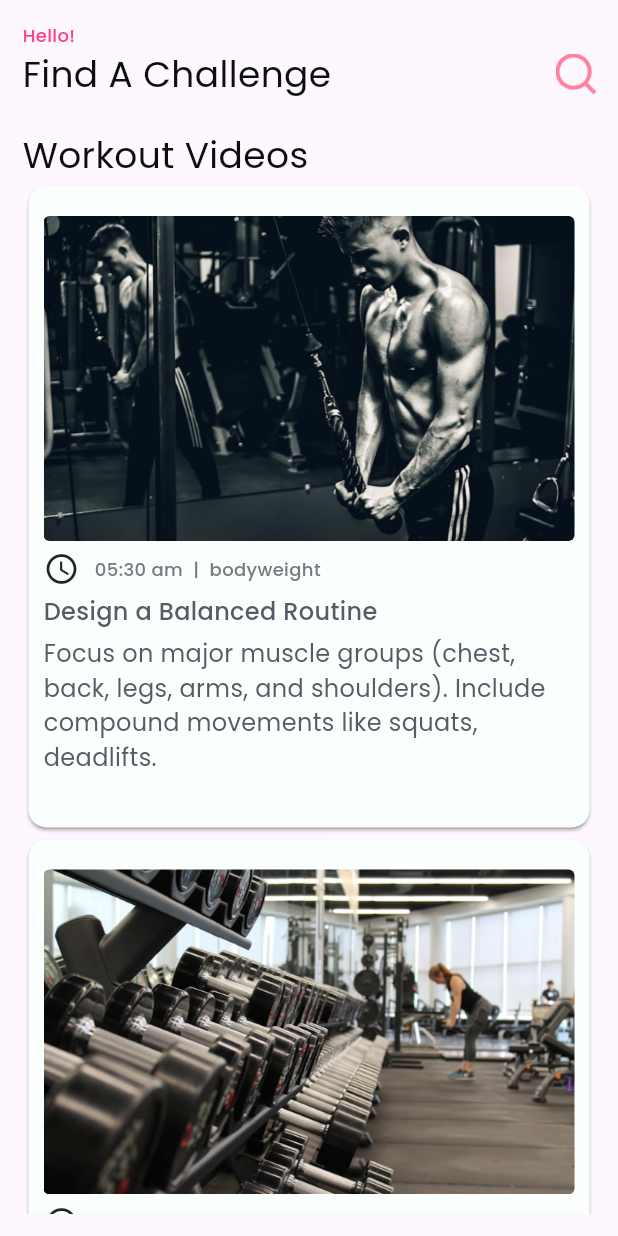
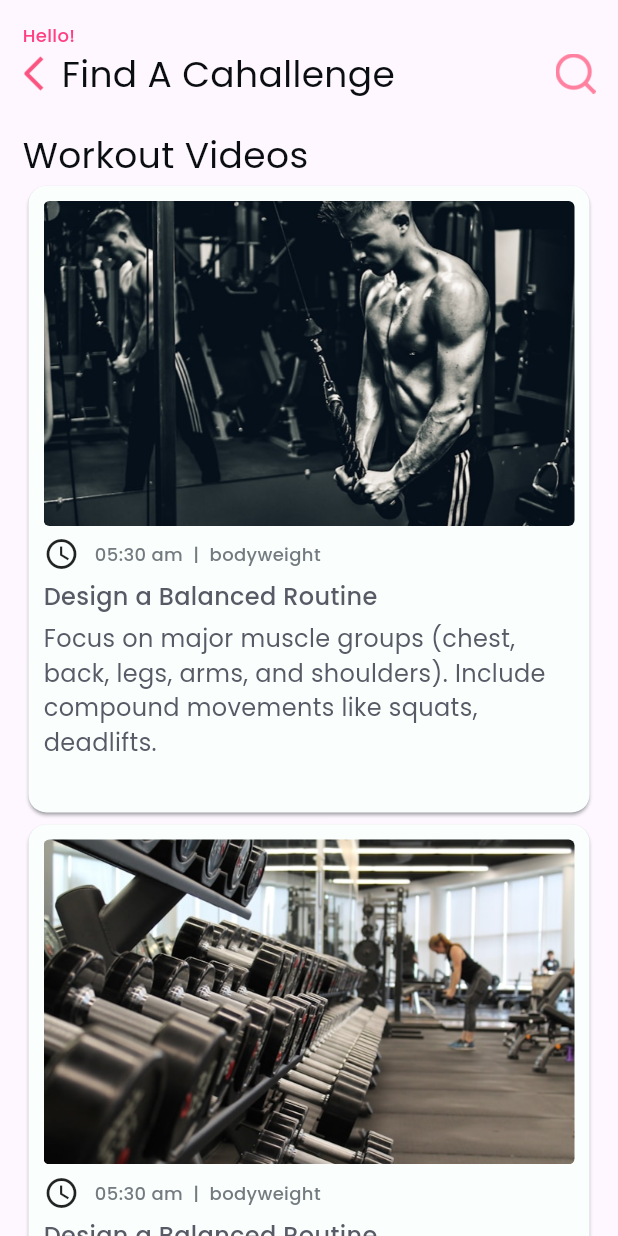
Before and after one commit to Faisal-957/stepexpert, a Flutter app: the WorkoutScreen screen opened directly, on a phone screen of 412 x 824 dp. Run offline on Flutter 3.47's test engine with Material 3 defaults, Android fonts, the phone set to English and light mode, and no system bars; our stand-ins replace firebase_core, flutter_screenutil, get, google_fonts, youtube_player_flutter; accounts and stored records are empty.

Commit message:
edit profile screen

```diff
--- a/lib/main.dart
+++ b/lib/main.dart
@@ -1,7 +1,7 @@
 import 'package:firebase_core/firebase_core.dart';
 import 'package:flutter/material.dart';
 import 'package:get/get.dart';
-import 'package:stepexpert/ui/views/screens/workout_screen/workout_screen.dart';
+import 'package:stepexpert/ui/views/screens/profile_screen/profile_subscreens/edit_profile.dart';
 import 'firebase_options.dart';
 import 'package:flutter_screenutil/flutter_screenutil.dart';
 
@@ -24,7 +24,7 @@ class MyApp extends StatelessWidget {
       ),
       child: GetMaterialApp(
         debugShowCheckedModeBanner: false,
-        home: WorkoutScreen(),
+        home: EditProfileScreen(),
       ),
     );
   }
--- a/lib/ui/views/screens/workout_screen/workout_screen.dart
+++ b/lib/ui/views/screens/workout_screen/workout_screen.dart
@@ -1,5 +1,6 @@
 import 'package:flutter/material.dart';
 import 'package:flutter_screenutil/flutter_screenutil.dart';
+import 'package:get/utils.dart';
 import 'package:provider/provider.dart';
 import 'package:stepexpert/core/constant/colors.dart';
 import 'package:stepexpert/core/constant/string.dart';
@@ -23,8 +24,10 @@ class _WorkoutScreenState extends State<WorkoutScreen> {
         builder: (context, model, child) {
           return SafeArea(
             child: Scaffold(
-              body: Padding(
+              body: SingleChildScrollView(
+                child: Padding(
                   padding: const EdgeInsets.all(15),
+                  child: SingleChildScrollView(
                     child: Column(
                       mainAxisAlignment: MainAxisAlignment.start,
                       crossAxisAlignment: CrossAxisAlignment.start,
@@ -34,24 +37,31 @@ class _WorkoutScreenState extends State<WorkoutScreen> {
                           style: style12.copyWith(color: Colors.pinkAccent),
                         ),
                         Row(
-                      mainAxisAlignment: MainAxisAlignment.spaceBetween,
                           children: [
+                            Image.asset("$iconsAssets/arrowback.png", scale: 3),
+                            10.horizontalSpace,
                             Text(
-                          "Find A Challenge",
+                              "Find A Cahallenge",
                               style: style24.copyWith(
                                 fontWeight: FontWeight.normal,
                               ),
                             ),
-                        Image.asset("$iconsAssets/searchicon.png", scale: 3),
+                            Spacer(),
+                            Image.asset(
+                              "$iconsAssets/searchicon.png",
+                              scale: 3,
+                            ),
                           ],
                         ),
                         20.verticalSpace,
                         Text(
                           "Workout Videos",
-                      style: style24.copyWith(fontWeight: FontWeight.normal),
+                          style: style24.copyWith(
+                            fontWeight: FontWeight.normal,
                           ),
-                    Expanded(
-                      child: ListView.builder(
+                        ),
+                        ListView.builder(
+                          shrinkWrap: true,
                           itemCount: videoList.length,
                           itemBuilder: (context, index) {
                             final video = videoList[index];
@@ -60,8 +70,9 @@ class _WorkoutScreenState extends State<WorkoutScreen> {
                                 Navigator.push(
                                   context,
                                   MaterialPageRoute(
-                                  builder: (context) =>
-                                      DetailVideoPage(videoUrl: video.videoUrl),
+                                    builder: (context) => DetailVideoPage(
+                                      videoUrl: video.videoUrl,
+                                    ),
                                   ),
                                 );
                               },
@@ -75,11 +86,12 @@ class _WorkoutScreenState extends State<WorkoutScreen> {
                                   padding: const EdgeInsets.only(
                                     left: 10,
                                     right: 10,
-                                  top: 20,
+                                    top: 10,
                                     bottom: 20,
                                   ),
                                   child: Column(
-                                  crossAxisAlignment: CrossAxisAlignment.start,
+                                    crossAxisAlignment:
+                                        CrossAxisAlignment.start,
                                     children: [
                                       ClipRRect(
                                         borderRadius: BorderRadius.circular(4),
@@ -115,8 +127,9 @@ class _WorkoutScreenState extends State<WorkoutScreen> {
                             );
                           },
                         ),
+                      ],
                     ),
-                  ],
+                  ),
                 ),
               ),
             ),
```
Also changed, not shown: lib/ui/views/screens/profile_screen/profile_subscreens/edit_profile.dart (+106 -3 lines), assets/icons_assets/arrowback.png (added), assets/static_assets/profileedit.jpg (added). Lines whose indentation alone changed are shown as unchanged.
